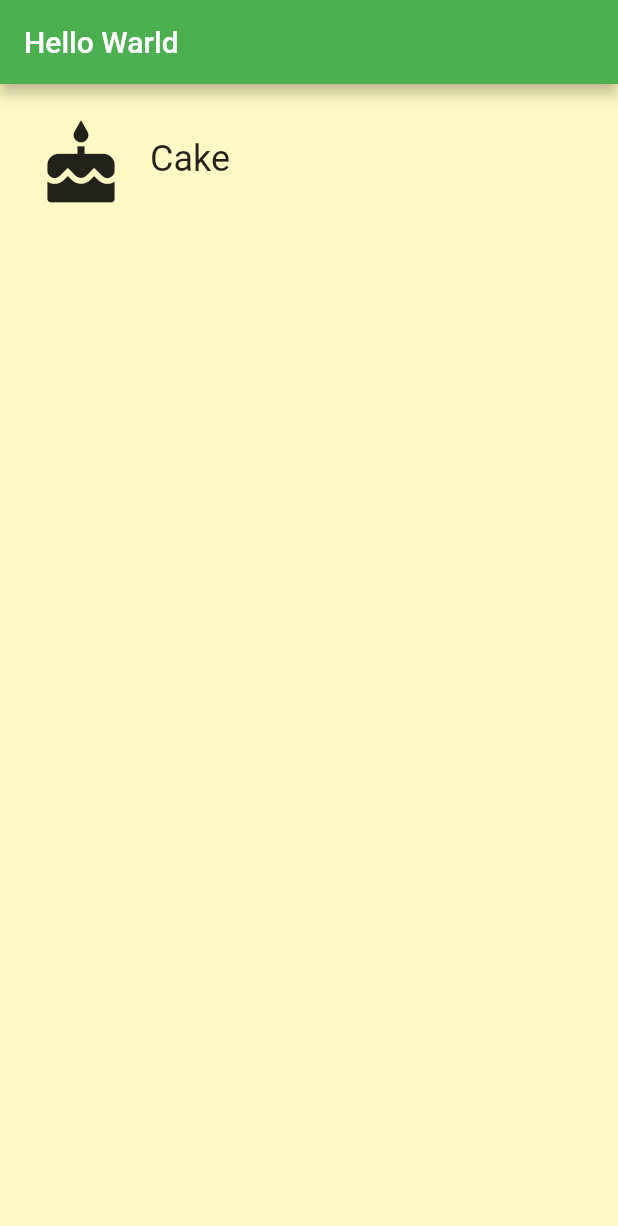
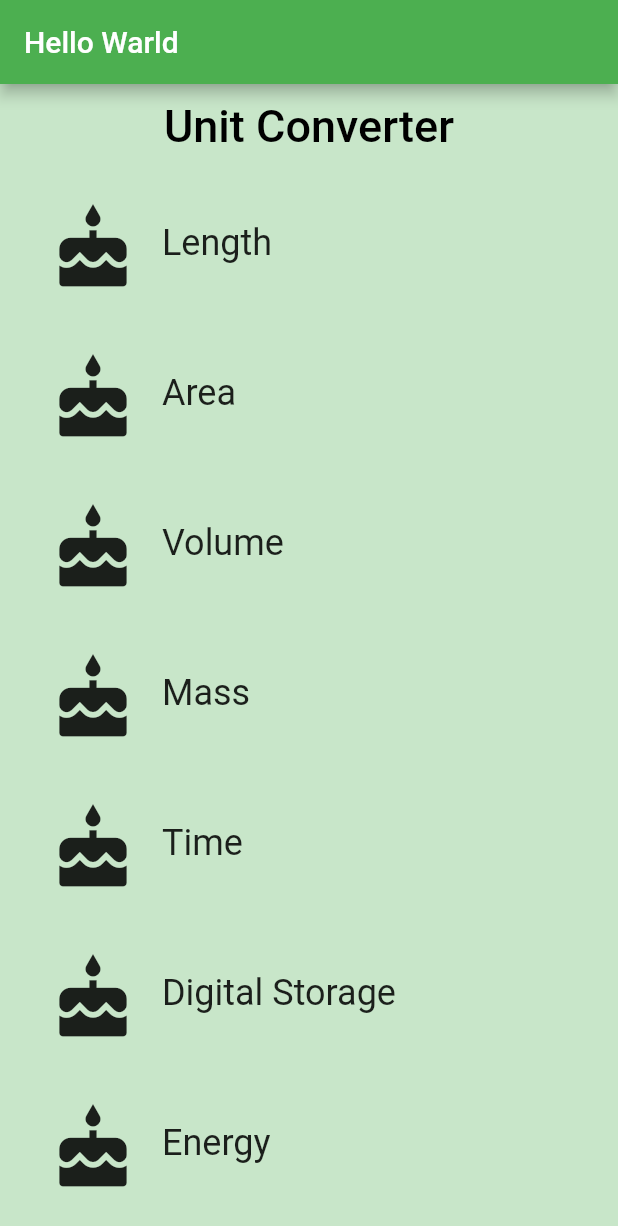
Before and after one commit to ddd503/flutter_app_practice, a Flutter app: the screen it shows after launch, on a phone screen of 412 x 824 dp. Shown: the top 1226 px of the screen. Run offline on Flutter 3.47's test engine with Material 2 defaults, Android fonts, the phone set to English and light mode, and no system bars.

Commit message:
add listView

```diff
--- /dev/null
+++ b/lib/CategoryRoute.dart
@@ -0,0 +1,76 @@
+import 'package:flutter/material.dart';
+import 'package:flutter_app_practice/category.dart';
+
+final _backgroundColor = Colors.green[100];
+
+class CategoryRoute extends StatelessWidget {
+  const CategoryRoute();
+
+  static const _categoryNames = <String>[
+    'Length',
+    'Area',
+    'Volume',
+    'Mass',
+    'Time',
+    'Digital Storage',
+    'Energy',
+    'Currency',
+  ];
+
+  static const _baseColors = <Color>[
+    Colors.teal,
+    Colors.orange,
+    Colors.pinkAccent,
+    Colors.blueAccent,
+    Colors.yellow,
+    Colors.greenAccent,
+    Colors.purpleAccent,
+    Colors.red,
+  ];
+
+  // ListViewの用意（セル生成とセルの数を定義　categoriesが抽象値でbuild時に作る？？）
+  Widget _buildCategoryWidgets(List<Widget> categories) {
+    return ListView.builder(
+      itemBuilder: (BuildContext context, int index) => categories[index], // セル生成 ctegoriesのindex番目をセルにする
+      itemCount: categories.length, // セルの数（lengthは配列の個数）
+    );
+  }
+
+  @override
+  Widget build(BuildContext context) {
+    final categories = <Category>[];
+
+    for (var i = 0; i < _categoryNames.length; i++) {
+      categories.add(Category(
+        name: _categoryNames[i],
+        color: _baseColors[i],
+        iconLocation: Icons.cake,
+      ));
+    }
+
+    final listView = Container(
+      color: _backgroundColor,
+      padding: EdgeInsets.symmetric(horizontal: 8.0),
+      child: _buildCategoryWidgets(categories),
+    );
+
+    final appBar = AppBar(
+      elevation: 0.0,
+      title: Text(
+        'Unit Converter',
+        style: TextStyle(
+          color: Colors.black,
+          fontSize: 30.0,
+        ),
+      ),
+      centerTitle: true,
+      backgroundColor: _backgroundColor,
+    );
+
+    // 画面に作った要素を描画
+    return Scaffold(
+      appBar: appBar,
+      body: listView,
+    );
+  }
+}
--- a/lib/category.dart
+++ b/lib/category.dart
@@ -31,8 +31,6 @@ class Category extends StatelessWidget {
           borderRadius: _borderRadius,
           highlightColor: color,
           splashColor: color,
-          // We can use either the () => function() or the () { function(); }
-          // syntax.
           onTap: () {
             print('I was tapped!');
           },
@@ -40,10 +38,6 @@ class Category extends StatelessWidget {
             padding: EdgeInsets.all(8.0),
             child: Row(
               crossAxisAlignment: CrossAxisAlignment.stretch,
-              // There are two ways to denote a list: `[]` and `List()`.
-              // Prefer to use the literal syntax, i.e. `[]`, instead of `List()`.
-              // You can add the type argument if you'd like, i.e. <Widget>[].
-              // See https://www.dartlang.org/guides/language/effective-dart/usage#do-use-collection-literals-when-possible
               children: [
                 Padding(
                   padding: EdgeInsets.all(16.0),
--- a/lib/main.dart
+++ b/lib/main.dart
@@ -1,5 +1,6 @@
 import 'package:flutter/material.dart';
 import 'package:flutter_app_practice/category.dart';
+import 'package:flutter_app_practice/CategoryRoute.dart';
 
 void main() => runApp(MyApp());
 
@@ -23,7 +24,7 @@ class MyApp extends StatelessWidget {
           title: Text('Hello Warld'),
           backgroundColor: Colors.green,),
         backgroundColor: Colors.yellow[100],
-        body: Category(name: _categoryName, color: _categoryColor, iconLocation: _categoryIcon),
+        body: CategoryRoute(),
       )
     );
   }
```
